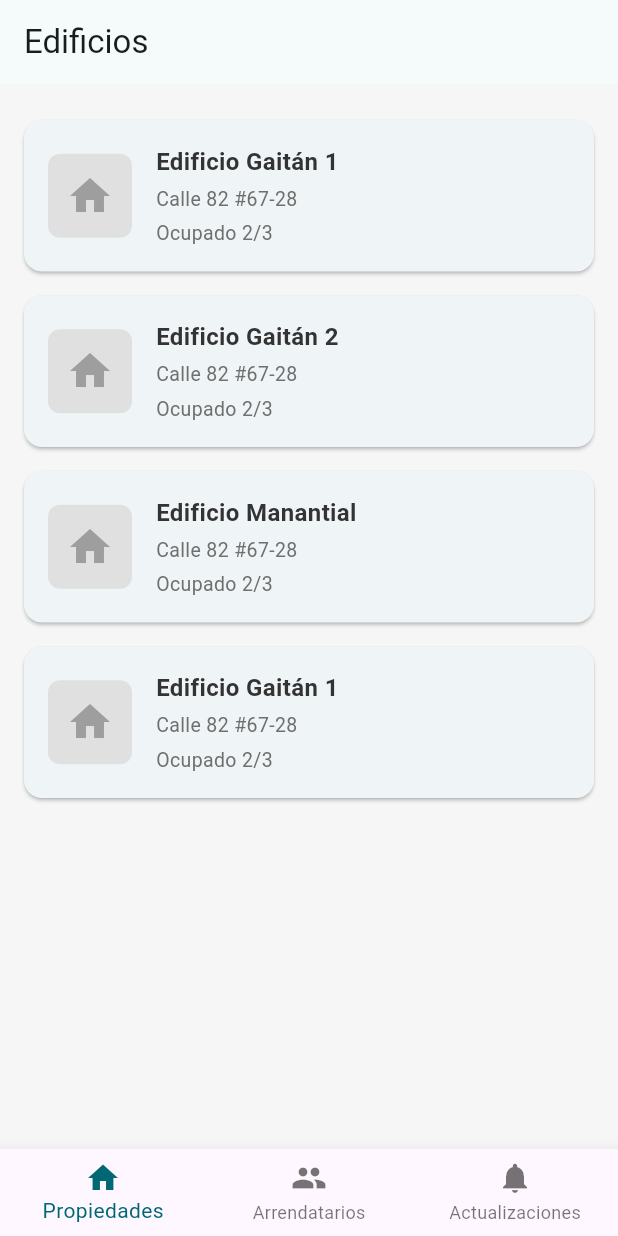
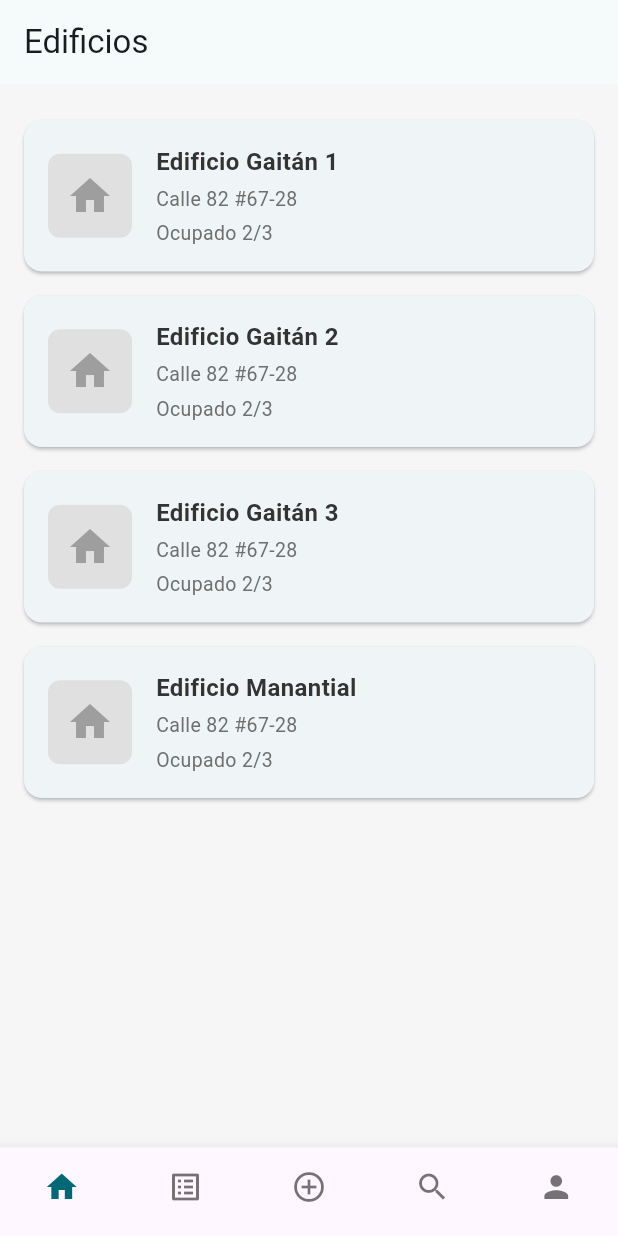
Before and after one commit to mauriciomartinezm/martinez, a Flutter app: the screen it shows after launch, on a phone screen of 412 x 824 dp. Run offline on Flutter 3.47's test engine with Material 3 defaults, Android fonts, the phone set to English and light mode, and no system bars.

Commit message:
apartamento screen

```diff
--- a/Frontend/lib/core/theme/app_colors.dart
+++ b/Frontend/lib/core/theme/app_colors.dart
@@ -2,7 +2,7 @@ import 'package:flutter/material.dart';
 
 /// App-wide color palette.
 class AppColors {
-  static const Color primary = Color(0xFF4A4A4A); // Dark grey for primary actions
+  static const Color primary = Color(0xFF4B4B4B); // Dark grey for primary actions
   static const Color background = Color(0xFFF6F6F6);
   static const Color surface = Colors.white;
   static const Color border = Color(0xFFDDDDDD);
--- /dev/null
+++ b/Frontend/lib/core/widgets/app_bottom_nav_bar.dart
@@ -0,0 +1,45 @@
+import 'package:flutter/material.dart';
+
+class AppBottomNavBar extends StatelessWidget {
+  const AppBottomNavBar({
+    super.key,
+    required this.currentIndex,
+    required this.onTap,
+  });
+
+  final int currentIndex;
+  final Function(int) onTap;
+
+  @override
+  Widget build(BuildContext context) {
+    return BottomNavigationBar(
+      currentIndex: currentIndex,
+      onTap: onTap,
+      type: BottomNavigationBarType.fixed,
+      showSelectedLabels: false,
+      showUnselectedLabels: false,
+      items: const [
+        BottomNavigationBarItem(
+          icon: Icon(Icons.home),
+          label: '',
+        ),
+        BottomNavigationBarItem(
+          icon: Icon(Icons.list_alt),
+          label: '',
+        ),
+        BottomNavigationBarItem(
+          icon: Icon(Icons.add_circle_outline),
+          label: '',
+        ),
+        BottomNavigationBarItem(
+          icon: Icon(Icons.search),
+          label: '',
+        ),
+        BottomNavigationBarItem(
+          icon: Icon(Icons.person),
+          label: '',
+        ),
+      ],
+    );
+  }
+}
--- a/Frontend/lib/features/properties/logic/building_service.dart
+++ b/Frontend/lib/features/properties/logic/building_service.dart
@@ -10,6 +10,29 @@ class Building {
     required this.name,
     required this.address,
     required this.occupancy,
+  });
+}
+
+/// Model for an apartment.
+class Apartment {
+  final String id;
+  final String unit;
+  final String buildingId;
+  final String tenant;
+  final String status;
+  final String address;
+  final String? rentDate;
+  final String? rentAmount;
+
+  Apartment({
+    required this.id,
+    required this.unit,
+    required this.buildingId,
+    required this.tenant,
+    required this.status,
+    required this.address,
+    this.rentDate,
+    this.rentAmount,
   });
 }
 
@@ -34,17 +57,43 @@ class BuildingService {
         occupancy: 'Ocupado 2/3',
       ),
       Building(
+        id: '4',
+        name: 'Edificio Gaitán 3',
+        address: 'Calle 82 #67-28',
+        occupancy: 'Ocupado 2/3',
+      ),
+      Building(
         id: '3',
         name: 'Edificio Manantial',
         address: 'Calle 82 #67-28',
         occupancy: 'Ocupado 2/3',
       ),
-      Building(
-        id: '4',
-        name: 'Edificio Gaitán 1',
-        address: 'Calle 82 #67-28',
-        occupancy: 'Ocupado 2/3',
-      ),
     ];
   }
+
+  /// Fetch apartments for a specific building.
+  Future<List<Apartment>> getApartmentsByBuilding(String buildingId) async {
+    await Future<void>.delayed(const Duration(milliseconds: 300));
+    // Mock data: return apartments based on building ID
+    final mockApartments = {
+      '1': [
+        Apartment(id: '1', unit: 'Apt 101', buildingId: '1', tenant: 'Juan García', status: 'Ocupado', address: '123 Calle Falsa', rentDate: '01/04/2024', rentAmount: '\$2,000'),
+        Apartment(id: '2', unit: 'Apt 102', buildingId: '1', tenant: 'María López', status: 'Ocupado', address: '123 Calle Falsa', rentDate: '15/03/2024', rentAmount: '\$1,800'),
+        Apartment(id: '3', unit: 'Apt 103', buildingId: '1', tenant: 'Disponible', status: 'Libre', address: '123 Calle Falsa'),
+      ],
+      '2': [
+        Apartment(id: '4', unit: 'Apt 201', buildingId: '2', tenant: 'Carlos Ruiz', status: 'Ocupado', address: '456 Avenida Principal', rentDate: '10/02/2024', rentAmount: '\$2,200'),
+        Apartment(id: '5', unit: 'Apt 202', buildingId: '2', tenant: 'Ana Martínez', status: 'Ocupado', address: '456 Avenida Principal', rentDate: '20/01/2024', rentAmount: '\$2,100'),
+      ],
+      '3': [
+        Apartment(id: '6', unit: 'Apt 301', buildingId: '3', tenant: 'Disponible', status: 'Libre', address: '789 Calle Nueva'),
+        Apartment(id: '7', unit: 'Apt 302', buildingId: '3', tenant: 'Disponible', status: 'Libre', address: '789 Calle Nueva'),
+        Apartment(id: '8', unit: 'Apt 303', buildingId: '3', tenant: 'Disponible', status: 'Libre', address: '789 Calle Nueva'),
+      ],
+      '4': [
+        Apartment(id: '9', unit: 'Apt 401', buildingId: '4', tenant: 'Pedro Díaz', status: 'Ocupado', address: '321 Carrera Central', rentDate: '05/05/2024', rentAmount: '\$1,900'),
+      ],
+    };
+    return mockApartments[buildingId] ?? [];
+  }
 }
--- a/Frontend/lib/features/properties/logic/properties_controller.dart
+++ b/Frontend/lib/features/properties/logic/properties_controller.dart
@@ -4,7 +4,7 @@ import 'building_service.dart';
 /// Controller for properties feature.
 class PropertiesController extends ChangeNotifier {
   PropertiesController({BuildingService? service})
-      : _service = service ?? const BuildingService();
+    : _service = service ?? const BuildingService();
 
   final BuildingService _service;
 
@@ -14,8 +14,21 @@ class PropertiesController extends ChangeNotifier {
   List<Building> _buildings = [];
   List<Building> get buildings => _buildings;
 
+  List<Apartment> _apartments = [];
+  List<Apartment> get apartments => _apartments;
+
+  Building? _selectedBuilding;
+  Building? get selectedBuilding => _selectedBuilding;
+
+  Apartment? _selectedApartment;
+  Apartment? get selectedApartment => _selectedApartment;
+
   bool _isLoading = false;
   bool get isLoading => _isLoading;
+
+  // Screen navigation state: 'buildings', 'apartments', 'apartment_detail'
+  String _currentScreen = 'buildings';
+  String get currentScreen => _currentScreen;
 
   /// Load buildings from service.
   Future<void> loadBuildings() async {
@@ -24,9 +37,44 @@ class PropertiesController extends ChangeNotifier {
     _setLoading(false);
   }
 
+  /// Load apartments for a specific building.
+  Future<void> selectBuilding(Building building) async {
+    _selectedBuilding = building;
+    _setLoading(true);
+    _apartments = await _service.getApartmentsByBuilding(building.id);
+    _currentScreen = 'apartments';
+    _setLoading(false);
+  }
+
+  /// Select an apartment and show its details.
+  void selectApartment(Apartment apartment) {
+    _selectedApartment = apartment;
+    _currentScreen = 'apartment_detail';
+    notifyListeners();
+  }
+
+  /// Go back to apartments list.
+  void goBackToApartments() {
+    _currentScreen = 'apartments';
+    _selectedApartment = null;
+    notifyListeners();
+  }
+
+  /// Go back to buildings list.
+  void goBackToBuildings() {
+    _currentScreen = 'buildings';
+    _selectedBuilding = null;
+    _apartments = [];
+    _selectedApartment = null;
+    notifyListeners();
+  }
+
   /// Change the selected tab.
   void setTab(int index) {
     _selectedTab = index;
+    if (_currentScreen == 'apartments' || _currentScreen == 'apartment_detail') {
+      goBackToBuildings();
+    }
     notifyListeners();
   }
 
--- a/Frontend/lib/features/properties/screens/buildings_screen.dart
+++ b/Frontend/lib/features/properties/screens/buildings_screen.dart
@@ -10,10 +10,7 @@ class BuildingsScreen extends StatelessWidget {
   @override
   Widget build(BuildContext context) {
     return Scaffold(
-      appBar: AppBar(
-        title: const Text('Edificios'),
-        elevation: 0,
-      ),
+      appBar: AppBar(title: const Text('Edificios'), elevation: 0),
       body: controller.isLoading
           ? const Center(child: CircularProgressIndicator())
           : controller.buildings.isEmpty
@@ -22,7 +19,13 @@ class BuildingsScreen extends StatelessWidget {
               padding: const EdgeInsets.all(16),
               itemCount: controller.buildings.length,
               itemBuilder: (context, index) {
-                    return BuildingCard(building: controller.buildings[index]);
+                final building = controller.buildings[index];
+                return BuildingCard(
+                  building: building,
+                  onTap: () {
+                    controller.selectBuilding(building);
+                  },
+                );
               },
             ),
     );
--- a/Frontend/lib/features/properties/screens/properties_screen.dart
+++ b/Frontend/lib/features/properties/screens/properties_screen.dart
@@ -1,5 +1,8 @@
 import 'package:flutter/material.dart';
+import '../../../core/widgets/app_bottom_nav_bar.dart';
 import '../logic/properties_controller.dart';
+import 'apartment_detail_screen.dart';
+import 'apartments_screen.dart';
 import 'buildings_screen.dart';
 
 class PropertiesScreen extends StatefulWidget {
@@ -32,23 +35,9 @@ class _PropertiesScreenState extends State<PropertiesScreen> {
       builder: (context, _) {
         return Scaffold(
           body: _buildScreen(controller.selectedTab),
-          bottomNavigationBar: BottomNavigationBar(
+          bottomNavigationBar: AppBottomNavBar(
             currentIndex: controller.selectedTab,
             onTap: controller.setTab,
-            items: const [
-              BottomNavigationBarItem(
-                icon: Icon(Icons.home),
-                label: 'Propiedades',
-              ),
-              BottomNavigationBarItem(
-                icon: Icon(Icons.people),
-                label: 'Arrendatarios',
-              ),
-              BottomNavigationBarItem(
-                icon: Icon(Icons.notifications),
-                label: 'Actualizaciones',
-              ),
-            ],
           ),
         );
       },
@@ -58,11 +47,21 @@ class _PropertiesScreenState extends State<PropertiesScreen> {
   Widget _buildScreen(int index) {
     switch (index) {
       case 0:
+        // Navigate through property screens based on current state
+        if (controller.currentScreen == 'apartment_detail') {
+          return ApartmentDetailScreen(controller: controller);
+        } else if (controller.currentScreen == 'apartments') {
+          return ApartmentsScreen(controller: controller);
+        }
         return BuildingsScreen(controller: controller);
       case 1:
-        return const Center(child: Text('Arrendatarios'));
+        return const Center(child: Text('Listados'));
       case 2:
-        return const Center(child: Text('Actualizaciones'));
+        return const Center(child: Text('Agregar'));
+      case 3:
+        return const Center(child: Text('Buscar'));
+      case 4:
+        return const Center(child: Text('Perfil'));
       default:
         return const Center(child: Text('Pantalla desconocida'));
     }
--- a/Frontend/lib/features/properties/widgets/building_card.dart
+++ b/Frontend/lib/features/properties/widgets/building_card.dart
@@ -2,13 +2,20 @@ import 'package:flutter/material.dart';
 import '../logic/building_service.dart';
 
 class BuildingCard extends StatelessWidget {
-  const BuildingCard({super.key, required this.building});
+  const BuildingCard({
+    super.key,
+    required this.building,
+    required this.onTap,
+  });
 
   final Building building;
+  final VoidCallback onTap;
 
   @override
   Widget build(BuildContext context) {
-    return Card(
+    return GestureDetector(
+      onTap: onTap,
+      child: Card(
         margin: const EdgeInsets.symmetric(vertical: 8),
         child: Padding(
           padding: const EdgeInsets.all(16),
@@ -57,6 +64,7 @@ class BuildingCard extends StatelessWidget {
             ],
           ),
         ),
+      ),
     );
   }
 }
```
Also changed, not shown: Frontend/lib/features/properties/screens/apartment_detail_screen.dart (added, +167 -0 lines), Frontend/lib/features/properties/screens/apartments_screen.dart (added, +49 -0 lines), Frontend/lib/features/properties/widgets/apartment_card.dart (added, +83 -0 lines). Lines whose indentation alone changed are shown as unchanged.
